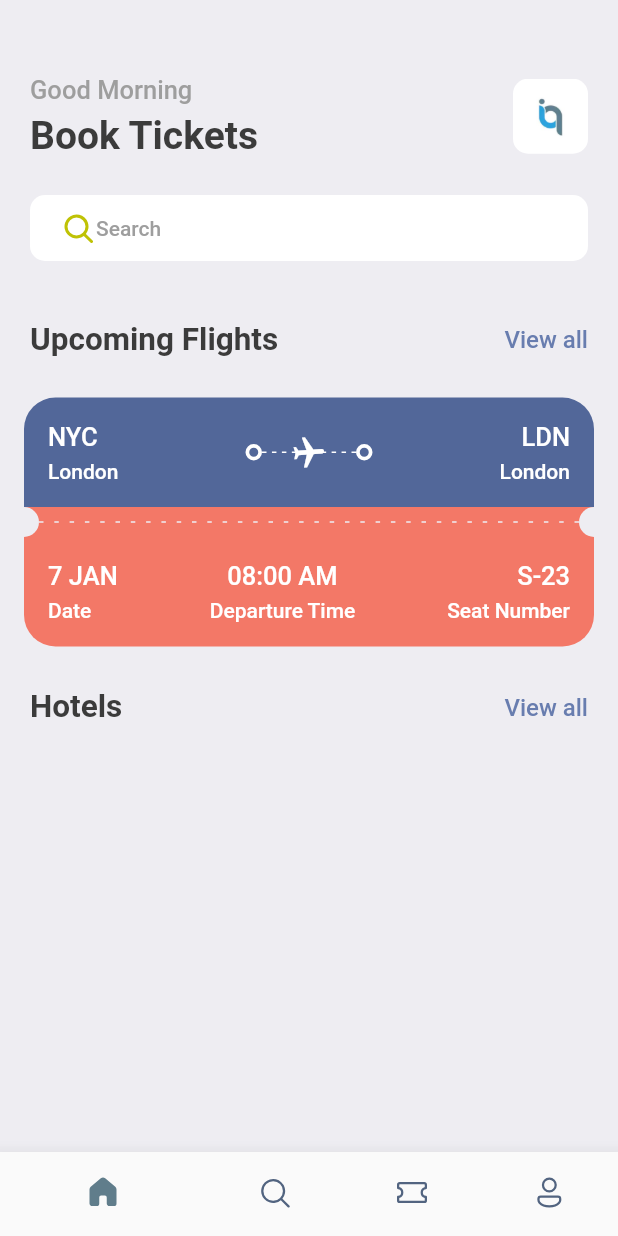
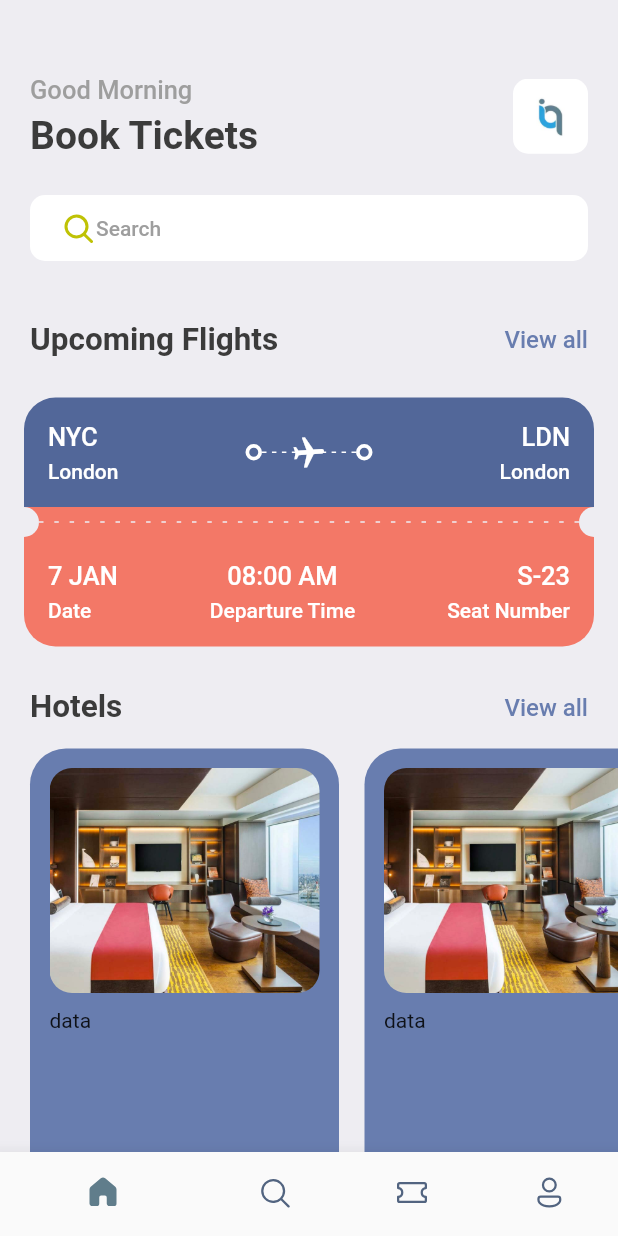
Before and after one commit to Isaac-onah/ticket-app, a Flutter app: the screen it shows after launch, on a phone screen of 412 x 824 dp. Run offline on Flutter 3.47's test engine with Material 2 defaults, Android fonts, the phone set to English and light mode, and no system bars; our stand-ins replace fluentui_icons, gap.

Commit message:
recent update

```diff
--- a/lib/screens/home_screen.dart
+++ b/lib/screens/home_screen.dart
@@ -2,6 +2,7 @@ import 'package:fluentui_icons/fluentui_icons.dart';
 import 'package:flutter/material.dart';
 import 'package:gap/gap.dart';
 import 'package:ticket/screens/ticket_view.dart';
+import 'package:ticket/screens/widget/hotel_card.dart';
 import 'package:ticket/util/style.dart';
 
 class HomeScreen extends StatefulWidget {
@@ -101,6 +102,18 @@ class _HomeScreenState extends State<HomeScreen> {
               ],
             ),
           ),
+          SingleChildScrollView(
+            scrollDirection: Axis.horizontal,
+            padding: EdgeInsets.only(left: 20),
+            child: Row(
+              children: [
+                HotelView(),
+                HotelView(),
+                HotelView(),
+                HotelView(),
+              ],
+            ),
+          ),
         ],
       ),
     );
--- /dev/null
+++ b/lib/screens/widget/hotel_card.dart
@@ -0,0 +1,41 @@
+import 'package:flutter/material.dart';
+import 'package:gap/gap.dart';
+import 'package:ticket/screens/widget/thicker_container.dart';
+import 'package:ticket/util/app_layout.dart';
+import 'package:ticket/util/style.dart';
+
+
+class HotelView extends StatelessWidget {
+  const HotelView({Key? key}) : super(key: key);
+
+  @override
+  Widget build(BuildContext context) {
+    final size = AppLayout.getSize(context);
+    return Container(
+      width: size.width*0.5,
+      height: 300,
+      padding: EdgeInsets.symmetric(horizontal: 13, vertical: 13),
+      margin: EdgeInsets.only(right: 17, top: 5),
+      decoration: BoxDecoration(
+        color: Styles.primaryColor,
+        borderRadius: BorderRadius.circular(24)
+      ),
+      child: Column(
+        crossAxisAlignment: CrossAxisAlignment.start,
+        children: [
+          Container(
+            height: 150,
+            decoration: BoxDecoration(
+              color: Styles.primaryColor,
+              borderRadius: BorderRadius.circular(15),
+              image: const DecorationImage(fit: BoxFit.cover, image: AssetImage("images/one.png"))
+            ),
+            padding: EdgeInsets.all(16),
+          ),
+          const Gap(10),
+          Text("data")
+        ],
+      ),
+    );
+  }
+}
```
